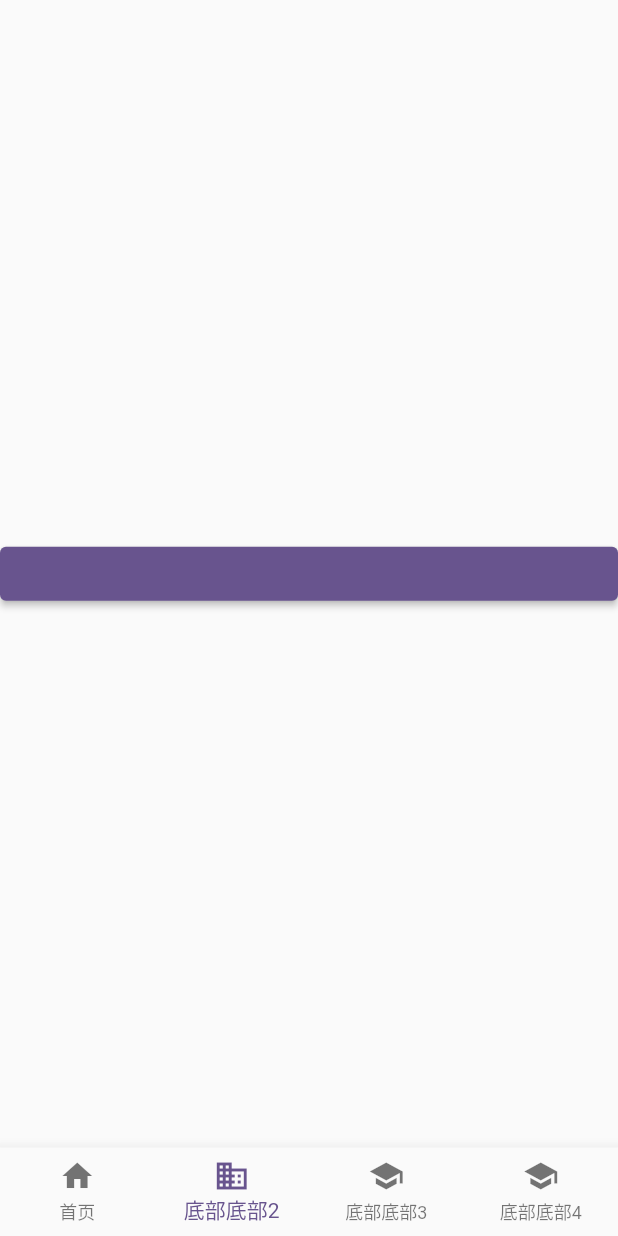
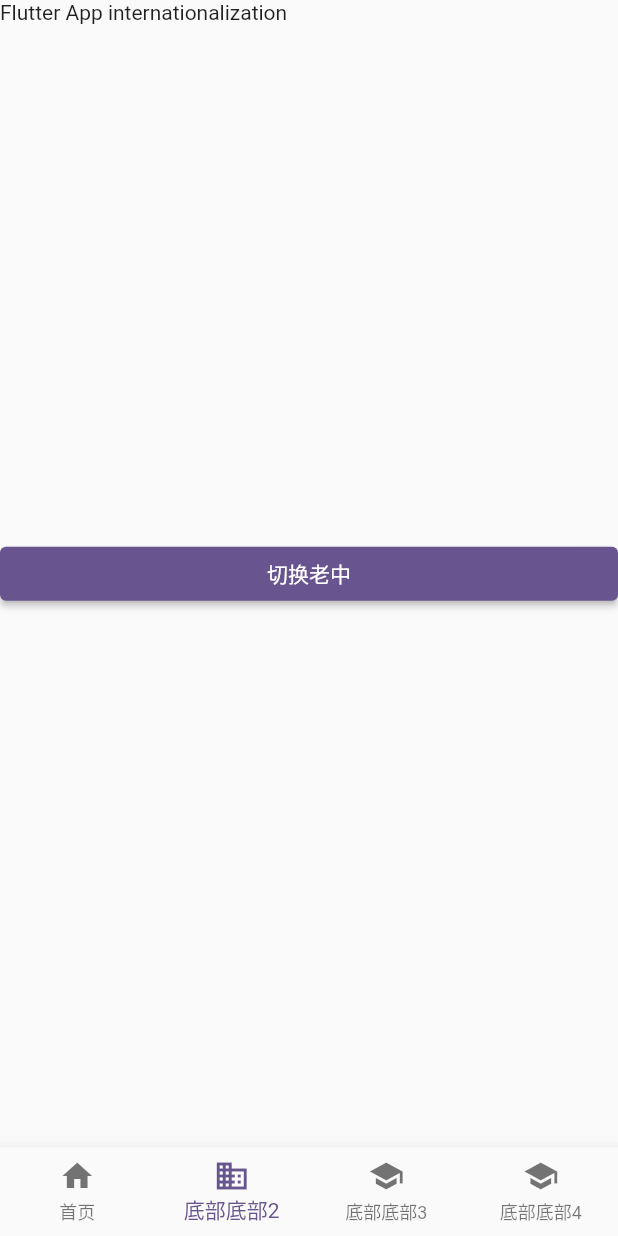
Before and after one commit to chaxiaomao/playxiaflutter, a Flutter app: the screen it shows after launch, swiped to page 2, on a phone screen of 412 x 824 dp. Run offline on Flutter 3.47's test engine with Material 2 defaults, Android fonts, the phone set to English and light mode, and no system bars; our stand-ins replace flutter_screenutil.

Commit message:
国际化/首页

```diff
--- a/lib/common/provider/app_state.dart
+++ b/lib/common/provider/app_state.dart
@@ -3,13 +3,13 @@ import 'package:flutter/material.dart';
 /// 系统相应状态
 class AppState with ChangeNotifier {
 
-  List<Locale> _local = <Locale>[const Locale('en', 'US')];
+  Locale _local = const Locale('en', 'US');
 
   AppState() {}
 
   get local => _local;
 
-  setLocal(List<Locale> locale) {
+  setLocal(Locale locale) {
     _local = locale;
     notifyListeners();
   }
--- a/lib/main.dart
+++ b/lib/main.dart
@@ -21,9 +21,7 @@ Future<void> main() async {
         ),
       ],
       child: Consumer<AppState>(builder: (context, appState, _) {
-        print('11111111111111');
-        print(appState.local);
-        return App();
+        return App(); /// 不能加 const
       }),
     ),
   );
@@ -43,24 +41,24 @@ init() {
 class App extends StatelessWidget {
   const App({super.key});
 
-  // This widget is the root of your application.
   @override
   Widget build(BuildContext context) {
+
     // 设计稿尺寸 统一适配各种尺寸问题
     ScreenUtil.init(context, designSize: const Size(375, 812));
-    print('2222222222222');
-    print(appState.local);
+
     return MaterialApp(
-      // 多语言环境
+
+      /// 多语言
+      locale: appState.local,
       localizationsDelegates: const [
         S.delegate,
         GlobalMaterialLocalizations.delegate,
         GlobalWidgetsLocalizations.delegate,
         GlobalCupertinoLocalizations.delegate,
       ],
-      supportedLocales: appState.local,
-      // supportedLocales: S.delegate.supportedLocales,
-      // supportedLocales: const <Locale>[Locale('zh', 'CN')],
+      supportedLocales: S.delegate.supportedLocales,
+      /// 多语言
 
       title: 'Flutter Demo',
 
@@ -72,15 +70,10 @@ class App extends StatelessWidget {
       ),
       home: const SafeArea(
         child: Scaffold(
-          // appBar: PreferredSize(
-          //     preferredSize: Size.fromHeisght(55s),
-          //     child: AppBar(
-          //       backgroundColor: Colors.red,
-          //       title: const Text('Hide Status Bar'),
-          //     )),
           body: Home(),
         ),
       ),
     );
   }
+
 }
--- a/lib/pages/home/fragment_comlist.dart
+++ b/lib/pages/home/fragment_comlist.dart
@@ -27,18 +27,15 @@ class _FragmentComlistState extends State<FragmentComlist> {
   @override
   Widget build(BuildContext context) {
 
-    final appState = Provider.of<AppState>(context);
 
     return Stack(
       children: [
-        Text(S.of(context).app_name),
+        Text('List'),
         Center(
           child: SizedBox(
             width: 432,
             // height: customHeight(130.h),
             child: ElevatedButton(onPressed: () {
-
-              appState.setLocal(<Locale>[const Locale('zh', 'CN')]);
             }, child: const Text('切换老中')),
           ),
         )
--- a/lib/pages/login.dart
+++ b/lib/pages/login.dart
@@ -1,5 +1,8 @@
 import 'package:flutter/material.dart';
+import 'package:provider/provider.dart';
+import 'package:wanxia/common/provider/app_state.dart';
 import 'package:wanxia/common/utils/screen.dart';
+import 'package:wanxia/generated/l10n.dart';
 
 
 class Login extends StatefulWidget {
@@ -20,18 +23,23 @@ class _LoginPageState extends State<Login> {
   @override
   Widget build(BuildContext context) {
 
-    return Center(
-      child: SizedBox(
-        width: setCustomWidth(375),
-        child: ElevatedButton(onPressed: () {
+    final appState = Provider.of<AppState>(context);
 
-        }, child: const Text('')),
-      ),
+    return Stack(
+      children: [
+        Text(S.of(context).app_name),
+        Center(
+          child: SizedBox(
+            width: 432,
+            // height: customHeight(130.h),
+            child: ElevatedButton(onPressed: () {
+
+              appState.setLocal(const Locale('zh', 'CN'));
+            }, child: const Text('切换老中')),
+          ),
+        )
+      ],
     );
-
-    // return Container(
-    //   child: Text(S.of(context).app_name, style: TextStyle(fontSize: customFontSize(24.sp)),),
-    // );
   }
 
 
```
